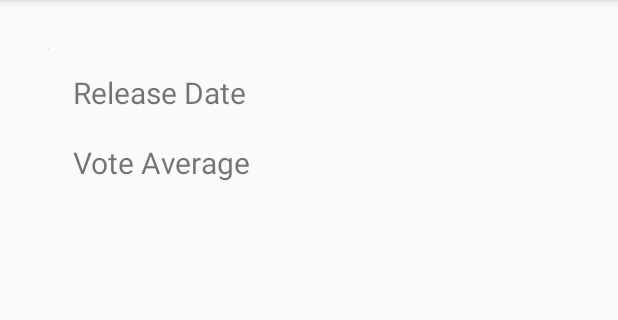
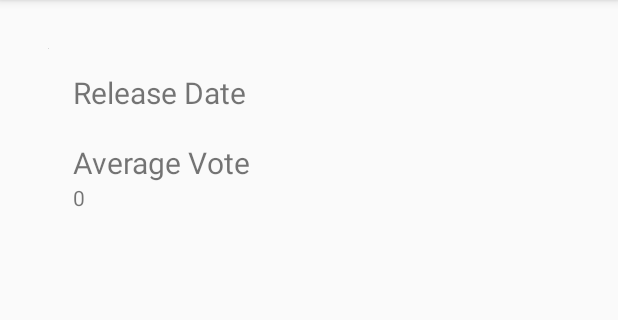
Before and after one commit to humaf/PopularMovies, an Android app: the DetailsActivity screen opened directly, with no data from a screen before it, on a phone screen of 412 x 824 dp, the part 84-404 px from its top. Run offline under Robolectric (Android 15) with nearby library versions, the phone set to English and light mode, and no system bars; our stand-ins replace Picasso; pictures from the network do not load.

Commit message:
Working App fixed vote average need to fix loading time

```diff
--- a/app/src/main/java/com/strawbericreations/popularmovies/DetailsActivity.java
+++ b/app/src/main/java/com/strawbericreations/popularmovies/DetailsActivity.java
@@ -1,5 +1,6 @@
 package com.strawbericreations.popularmovies;
 
+import android.content.Intent;
 import android.support.v7.app.AppCompatActivity;
 import android.os.Bundle;
 import android.text.Html;
@@ -22,6 +23,10 @@ public class DetailsActivity extends AppCompatActivity {
     protected void onCreate(Bundle savedInstanceState) {
         super.onCreate(savedInstanceState);
         setContentView(R.layout.activity_details);
+
+        Intent intent = getIntent();
+        Movie movieIntent = (Movie) intent.getSerializableExtra("Movie");
+
         titleText = (TextView) findViewById(R.id.title);
         imageView = (ImageView) findViewById(R.id.grid_item_image);
         releasedateText = (TextView)findViewById(R.id.releaseTitle);
@@ -33,14 +38,15 @@ public class DetailsActivity extends AppCompatActivity {
         String image = getIntent().getStringExtra("image");
         String rdate = getIntent().getStringExtra("release_date");
         String  over_view = getIntent().getStringExtra("overview");
-        String averagevote = getIntent().getStringExtra("vote_average");
+       int averagevote = getIntent().getIntExtra("vote_average",0);
+        String avg =Integer.toString(averagevote);
+
         releasedateText.setText("Release Date");
         release_date.setText(rdate);
+        voteaverageText.setText("Average Vote");
         overview.setText(over_view);
-        voteaverageText.setText("Vote Average");
-        voteaverage.setText(averagevote);
+        voteaverage.setText(avg);
         titleText.setText(title);
-        //voteAverageText.setText("Voter Average: " + movieIntent.getVote_average());
 
         Picasso.with(this).load("http://image.tmdb.org/t/p/w92/" + image).resize(350,350)
                 .into(imageView);
--- a/app/src/main/java/com/strawbericreations/popularmovies/MovieAdapter.java
+++ b/app/src/main/java/com/strawbericreations/popularmovies/MovieAdapter.java
@@ -61,7 +61,7 @@ public class MovieAdapter extends ArrayAdapter<Movie> {
         String iurl = item.getImage();
         Log.i("Imageis", iurl);
         Log.i("Movie in Adapter", item.toString());
-        //    holder.titleView.setText(item.getTitle());
+
 
 
         Picasso.with(mContext).load("http://image.tmdb.org/t/p/w92/" + movieItemList.get(position)
--- a/app/src/main/res/layout/activity_details.xml
+++ b/app/src/main/res/layout/activity_details.xml
@@ -26,7 +26,6 @@
         android:layout_height="wrap_content"
         android:padding="16dp"
         android:orientation="vertical">
-
         <TextView
             android:layout_width="wrap_content"
             android:layout_height="wrap_content"
@@ -34,16 +33,17 @@
             android:textSize="20dp"
 
             />
-
         <TextView
             android:layout_width="wrap_content"
             android:layout_height="wrap_content"
             android:id="@+id/releaseDate"/>
+
         <TextView
             android:layout_width="wrap_content"
             android:layout_height="wrap_content"
             android:id="@+id/voteaverageTitle"
             android:textSize="20dp"/>
+
         <TextView
             android:layout_width="wrap_content"
             android:layout_height="wrap_content"
```
Also changed, not shown: app/src/main/java/com/strawbericreations/popularmovies/Movie.java (+1 -6 lines), app/src/main/java/com/strawbericreations/popularmovies/MovieActivity.java (+0 -13 lines).
